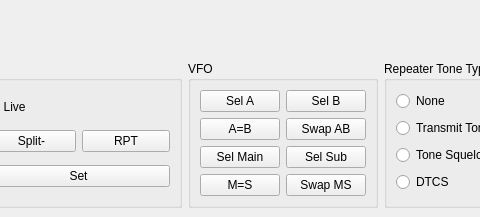
The window that repeatersetup.ui (adecarolis/wfweb) describes before a commit, drawn with Qt 5; both pictures show x 474 to 954 and y 0 to 217 of the 1198 by 217 pixel window.
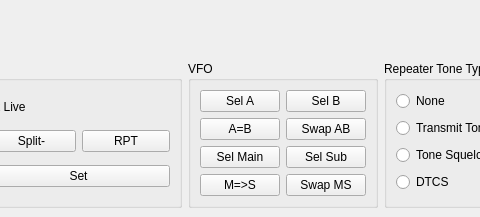
The same window after the commit.

Commit message: Button name clarification on M->S

What changed in the file:
```diff
--- a/repeatersetup.ui
+++ b/repeatersetup.ui
@@ -279,7 +279,7 @@
          <item row="3" column="0">
           <widget class="QPushButton" name="mEqSBtn">
            <property name="text">
-            <string>M=S</string>
+            <string>M=&gt;S</string>
            </property>
           </widget>
          </item>
```
